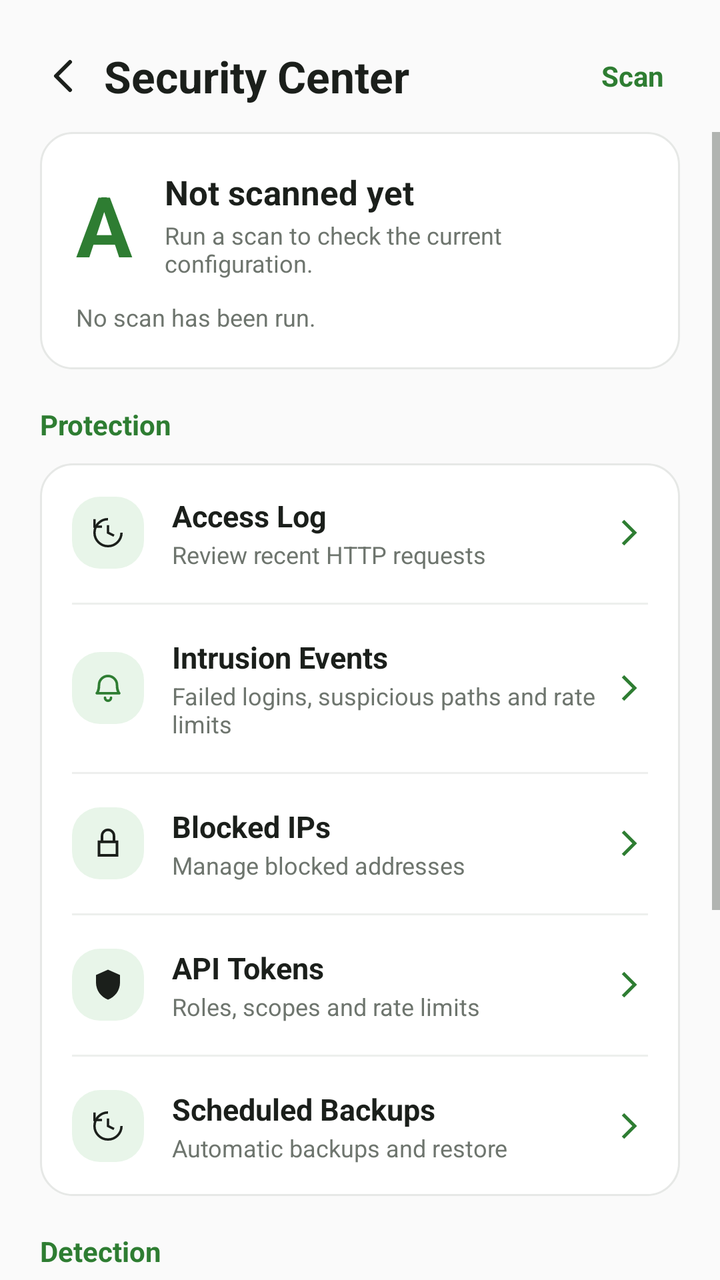
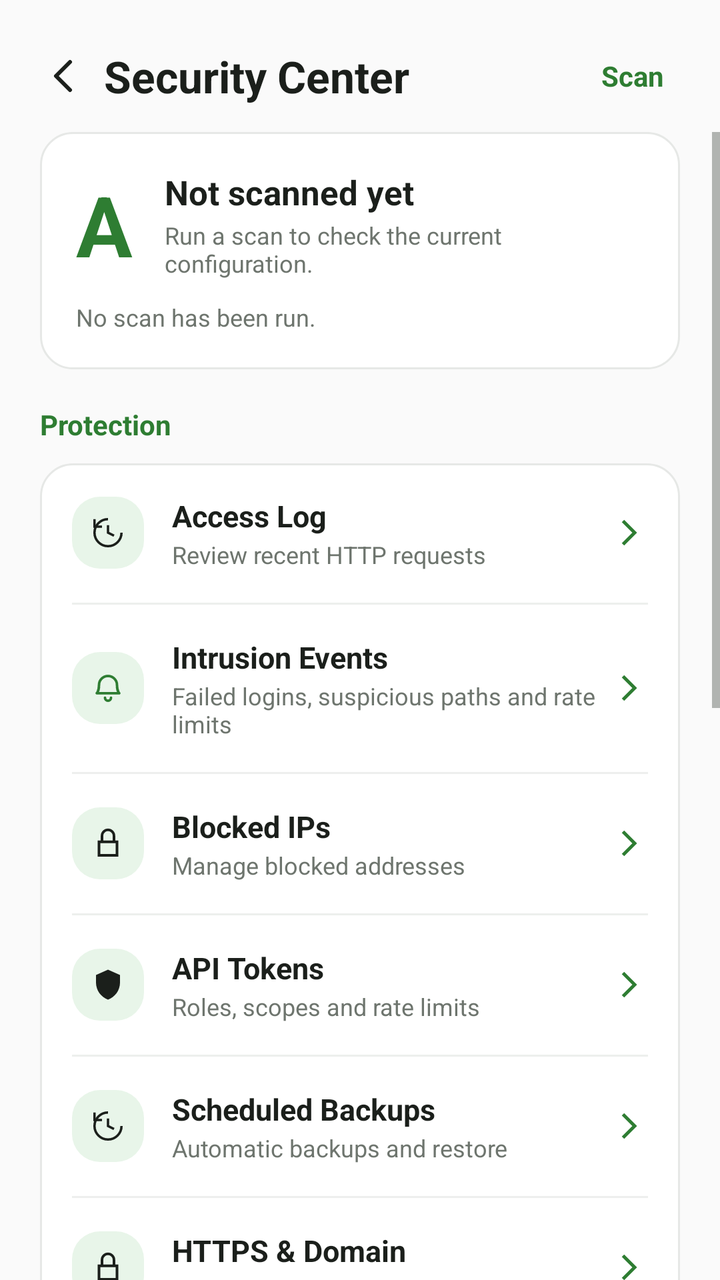

The first picture is an Android layout as it rendered before a commit; the second is the same layout after the commit. The layout source and the unified diff follow.
<!-- AndroidManifest.xml: activity theme Theme.PhoneServer.Home -->
<!-- res/layout/activity_security_center.xml -->
<?xml version="1.0" encoding="utf-8"?>
<FrameLayout xmlns:android="http://schemas.android.com/apk/res/android"
    android:layout_width="match_parent"
    android:layout_height="match_parent"
    android:background="@color/home_bg">

    <LinearLayout
        android:layout_width="match_parent"
        android:layout_height="match_parent"
        android:orientation="vertical">

        <LinearLayout
            android:layout_width="match_parent"
            android:layout_height="wrap_content"
            android:orientation="horizontal"
            android:gravity="center_vertical"
            android:paddingStart="12dp"
            android:paddingEnd="20dp"
            android:paddingTop="18dp"
            android:paddingBottom="8dp">

            <ImageView
                android:id="@+id/back_button"
                android:layout_width="40dp"
                android:layout_height="40dp"
                android:padding="8dp"
                android:src="@drawable/ic_back_arrow" />

            <TextView
                android:layout_width="0dp"
                android:layout_height="wrap_content"
                android:layout_weight="1"
                android:text="Security Center"
                android:textColor="@color/home_text_primary"
                android:textSize="22sp"
                android:textStyle="bold" />

            <TextView
                android:id="@+id/scan_button"
                android:layout_width="wrap_content"
                android:layout_height="wrap_content"
                android:padding="8dp"
                android:text="Scan"
                android:textColor="@color/home_accent"
                android:textSize="14sp"
                android:textStyle="bold" />
        </LinearLayout>

        <ScrollView
            android:layout_width="match_parent"
            android:layout_height="0dp"
            android:layout_weight="1"
            android:fillViewport="true">

            <LinearLayout
                android:layout_width="match_parent"
                android:layout_height="wrap_content"
                android:orientation="vertical"
                android:paddingStart="20dp"
                android:paddingEnd="20dp"
                android:paddingBottom="30dp">

                <LinearLayout
                    android:layout_width="match_parent"
                    android:layout_height="wrap_content"
                    android:orientation="vertical"
                    android:background="@drawable/bg_home_card"
                    android:padding="18dp"
                    android:layout_marginBottom="18dp">

                    <LinearLayout
                        android:layout_width="match_parent"
                        android:layout_height="wrap_content"
                        android:orientation="horizontal"
                        android:gravity="center_vertical">

                        <TextView
                            android:id="@+id/security_grade"
                            android:layout_width="wrap_content"
                            android:layout_height="wrap_content"
                            android:text="A"
                            android:textColor="@color/home_accent"
                            android:textSize="42sp"
                            android:textStyle="bold" />

                        <LinearLayout
                            android:layout_width="0dp"
                            android:layout_height="wrap_content"
                            android:layout_weight="1"
                            android:orientation="vertical"
                            android:layout_marginStart="16dp">

                            <TextView
                                android:id="@+id/security_score"
                                android:layout_width="wrap_content"
                                android:layout_height="wrap_content"
                                android:text="Not scanned yet"
                                android:textColor="@color/home_text_primary"
                                android:textSize="17sp"
                                android:textStyle="bold" />

                            <TextView
                                android:id="@+id/security_summary"
                                android:layout_width="wrap_content"
                                android:layout_height="wrap_content"
                                android:text="Run a scan to check the current configuration."
                                android:textColor="@color/home_text_secondary"
                                android:textSize="12sp"
                                android:layout_marginTop="2dp" />
                        </LinearLayout>
                    </LinearLayout>

                    <TextView
                        android:id="@+id/security_last_scan"
                        android:layout_width="match_parent"
                        android:layout_height="wrap_content"
                        android:text="No scan has been run."
                        android:textColor="@color/home_text_secondary"
                        android:textSize="12sp"
                        android:layout_marginTop="10dp" />
                </LinearLayout>

                <TextView
                    android:layout_width="wrap_content"
                    android:layout_height="wrap_content"
                    android:text="Protection"
                    android:textColor="@color/home_accent"
                    android:textSize="14sp"
                    android:textStyle="bold"
                    android:layout_marginBottom="10dp" />

                <LinearLayout
                    android:layout_width="match_parent"
                    android:layout_height="wrap_content"
                    android:orientation="vertical"
                    android:background="@drawable/bg_home_card"
                    android:layout_marginBottom="18dp">

                    <LinearLayout android:id="@+id/row_access_log" android:layout_width="match_parent" android:layout_height="wrap_content" android:orientation="horizontal" android:gravity="center_vertical" android:padding="16dp">
                        <FrameLayout android:layout_width="36dp" android:layout_height="36dp" android:background="@drawable/bg_home_icon_circle">
                            <ImageView android:layout_width="18dp" android:layout_height="18dp" android:layout_gravity="center" android:src="@drawable/ic_history" />
                        </FrameLayout>
                        <LinearLayout android:layout_width="0dp" android:layout_height="wrap_content" android:layout_weight="1" android:orientation="vertical" android:layout_marginStart="14dp">
                            <TextView android:layout_width="wrap_content" android:layout_height="wrap_content" android:text="Access Log" android:textColor="@color/home_text_primary" android:textSize="15sp" android:textStyle="bold" />
                            <TextView android:id="@+id/access_log_subtitle" android:layout_width="wrap_content" android:layout_height="wrap_content" android:text="Review recent HTTP requests" android:textColor="@color/home_text_secondary" android:textSize="12sp" android:layout_marginTop="1dp" />
                        </LinearLayout>
                        <ImageView android:layout_width="20dp" android:layout_height="20dp" android:src="@drawable/ic_chevron_right" />
                    </LinearLayout>

                    <View android:layout_width="match_parent" android:layout_height="1dp" android:background="@color/home_divider" android:layout_marginStart="16dp" android:layout_marginEnd="16dp" />

                    <LinearLayout android:id="@+id/row_events" android:layout_width="match_parent" android:layout_height="wrap_content" android:orientation="horizontal" android:gravity="center_vertical" android:padding="16dp">
                        <FrameLayout android:layout_width="36dp" android:layout_height="36dp" android:background="@drawable/bg_home_icon_circle">
                            <ImageView android:layout_width="18dp" android:layout_height="18dp" android:layout_gravity="center" android:src="@drawable/ic_bell" />
                        </FrameLayout>
                        <LinearLayout android:layout_width="0dp" android:layout_height="wrap_content" android:layout_weight="1" android:orientation="vertical" android:layout_marginStart="14dp">
                            <TextView android:layout_width="wrap_content" android:layout_height="wrap_content" android:text="Intrusion Events" android:textColor="@color/home_text_primary" android:textSize="15sp" android:textStyle="bold" />
                            <TextView android:id="@+id/events_subtitle" android:layout_width="wrap_content" android:layout_height="wrap_content" android:text="Failed logins, suspicious paths and rate limits" android:textColor="@color/home_text_secondary" android:textSize="12sp" android:layout_marginTop="1dp" />
                        </LinearLayout>
                        <ImageView android:layout_width="20dp" android:layout_height="20dp" android:src="@drawable/ic_chevron_right" />
                    </LinearLayout>

                    <View android:layout_width="match_parent" android:layout_height="1dp" android:background="@color/home_divider" android:layout_marginStart="16dp" android:layout_marginEnd="16dp" />

                    <LinearLayout android:id="@+id/row_blocked_ips" android:layout_width="match_parent" android:layout_height="wrap_content" android:orientation="horizontal" android:gravity="center_vertical" android:padding="16dp">
                        <FrameLayout android:layout_width="36dp" android:layout_height="36dp" android:background="@drawable/bg_home_icon_circle">
                            <ImageView android:layout_width="18dp" android:layout_height="18dp" android:layout_gravity="center" android:src="@drawable/ic_lock" />
                        </FrameLayout>
                        <LinearLayout android:layout_width="0dp" android:layout_height="wrap_content" android:layout_weight="1" android:orientation="vertical" android:layout_marginStart="14dp">
                            <TextView android:layout_width="wrap_content" android:layout_height="wrap_content" android:text="Blocked IPs" android:textColor="@color/home_text_primary" android:textSize="15sp" android:textStyle="bold" />
                            <TextView android:id="@+id/blocked_subtitle" android:layout_width="wrap_content" android:layout_height="wrap_content" android:text="Manage blocked addresses" android:textColor="@color/home_text_secondary" android:textSize="12sp" android:layout_marginTop="1dp" />
                        </LinearLayout>
                        <ImageView android:layout_width="20dp" android:layout_height="20dp" android:src="@drawable/ic_chevron_right" />
                    </LinearLayout>

                    <View android:layout_width="match_parent" android:layout_height="1dp" android:background="@color/home_divider" android:layout_marginStart="16dp" android:layout_marginEnd="16dp" />

                    <LinearLayout android:id="@+id/row_tokens" android:layout_width="match_parent" android:layout_height="wrap_content" android:orientation="horizontal" android:gravity="center_vertical" android:padding="16dp">
                        <FrameLayout android:layout_width="36dp" android:layout_height="36dp" android:background="@drawable/bg_home_icon_circle">
                            <ImageView android:layout_width="18dp" android:layout_height="18dp" android:layout_gravity="center" android:src="@drawable/ic_shield" />
                        </FrameLayout>
                        <LinearLayout android:layout_width="0dp" android:layout_height="wrap_content" android:layout_weight="1" android:orientation="vertical" android:layout_marginStart="14dp">
                            <TextView android:layout_width="wrap_content" android:layout_height="wrap_content" android:text="API Tokens" android:textColor="@color/home_text_primary" android:textSize="15sp" android:textStyle="bold" />
                            <TextView android:id="@+id/tokens_subtitle" android:layout_width="wrap_content" android:layout_height="wrap_content" android:text="Roles, scopes and rate limits" android:textColor="@color/home_text_secondary" android:textSize="12sp" android:layout_marginTop="1dp" />
                        </LinearLayout>
                        <ImageView android:layout_width="20dp" android:layout_height="20dp" android:src="@drawable/ic_chevron_right" />
                    </LinearLayout>

                    <View android:layout_width="match_parent" android:layout_height="1dp" android:background="@color/home_divider" android:layout_marginStart="16dp" android:layout_marginEnd="16dp" />

                    <LinearLayout android:id="@+id/row_backups" android:layout_width="match_parent" android:layout_height="wrap_content" android:orientation="horizontal" android:gravity="center_vertical" android:padding="16dp">
                        <FrameLayout android:layout_width="36dp" android:layout_height="36dp" android:background="@drawable/bg_home_icon_circle">
                            <ImageView android:layout_width="18dp" android:layout_height="18dp" android:layout_gravity="center" android:src="@drawable/ic_history" />
                        </FrameLayout>
                        <LinearLayout android:layout_width="0dp" android:layout_height="wrap_content" android:layout_weight="1" android:orientation="vertical" android:layout_marginStart="14dp">
                            <TextView android:layout_width="wrap_content" android:layout_height="wrap_content" android:text="Scheduled Backups" android:textColor="@color/home_text_primary" android:textSize="15sp" android:textStyle="bold" />
                            <TextView android:id="@+id/backup_subtitle" android:layout_width="wrap_content" android:layout_height="wrap_content" android:text="Automatic backups and restore" android:textColor="@color/home_text_secondary" android:textSize="12sp" android:layout_marginTop="1dp" />
                        </LinearLayout>
                        <ImageView android:layout_width="20dp" android:layout_height="20dp" android:src="@drawable/ic_chevron_right" />
                    </LinearLayout>
                </LinearLayout>

                <TextView
                    android:layout_width="wrap_content"
                    android:layout_height="wrap_content"
                    android:text="Detection"
                    android:textColor="@color/home_accent"
                    android:textSize="14sp"
                    android:textStyle="bold"
                    android:layout_marginBottom="10dp" />

                <LinearLayout
                    android:layout_width="match_parent"
                    android:layout_height="wrap_content"
                    android:orientation="vertical"
                    android:background="@drawable/bg_home_card"
                    android:layout_marginBottom="18dp">

                    <LinearLayout android:layout_width="match_parent" android:layout_height="wrap_content" android:orientation="horizontal" android:gravity="center_vertical" android:padding="16dp">
                        <LinearLayout android:layout_width="0dp" android:layout_height="wrap_content" android:layout_weight="1" android:orientation="vertical">
                            <TextView android:layout_width="wrap_content" android:layout_height="wrap_content" android:text="Auto-block attackers" android:textColor="@color/home_text_primary" android:textSize="14sp" />
                            <TextView android:layout_width="wrap_content" android:layout_height="wrap_content" android:text="Block an IP after repeated failures" android:textColor="@color/home_text_secondary" android:textSize="12sp" android:layout_marginTop="1dp" />
                        </LinearLayout>
                        <Switch android:id="@+id/switch_auto_block" android:layout_width="wrap_content" android:layout_height="wrap_content" android:track="@drawable/switch_track" />
                    </LinearLayout>

                    <View android:layout_width="match_parent" android:layout_height="1dp" android:background="@color/home_divider" android:layout_marginStart="16dp" android:layout_marginEnd="16dp" />

                    <LinearLayout android:layout_width="match_parent" android:layout_height="wrap_content" android:orientation="horizontal" android:gravity="center_vertical" android:padding="16dp">
                        <LinearLayout android:layout_width="0dp" android:layout_height="wrap_content" android:layout_weight="1" android:orientation="vertical">
                            <TextView android:layout_width="wrap_content" android:layout_height="wrap_content" android:text="Record access log" android:textColor="@color/home_text_primary" android:textSize="14sp" />
                            <TextView android:layout_width="wrap_content" android:layout_height="wrap_content" android:text="Store recent requests in app-private storage" android:textColor="@color/home_text_secondary" android:textSize="12sp" android:layout_marginTop="1dp" />
                        </LinearLayout>
                        <Switch android:id="@+id/switch_access_log" android:layout_width="wrap_content" android:layout_height="wrap_content" android:track="@drawable/switch_track" />
                    </LinearLayout>
                </LinearLayout>

                <TextView
                    android:layout_width="wrap_content"
                    android:layout_height="wrap_content"
                    android:text="Findings"
                    android:textColor="@color/home_accent"
                    android:textSize="14sp"
                    android:textStyle="bold"
                    android:layout_marginBottom="10dp" />

                <androidx.recyclerview.widget.RecyclerView
                    android:id="@+id/findings_recycler"
                    android:layout_width="match_parent"
                    android:layout_height="wrap_content"
                    android:nestedScrollingEnabled="false"
                    android:clipToPadding="false" />

                <TextView
                    android:id="@+id/findings_empty"
                    android:layout_width="match_parent"
                    android:layout_height="wrap_content"
                    android:text="Run a scan to see findings."
                    android:textColor="@color/home_text_secondary"
                    android:textSize="13sp"
                    android:gravity="center"
                    android:paddingTop="12dp"
                    android:paddingBottom="24dp" />
            </LinearLayout>
        </ScrollView>
    </LinearLayout>
</FrameLayout>
<!-- resources referenced by this layout -->
<resources>
  <color name="home_accent">#2E7D32</color>
  <color name="home_bg">#FAFAFA</color>
  <color name="home_divider">#EDEFED</color>
  <color name="home_text_primary">#1B1F1B</color>
  <color name="home_text_secondary">#6E756E</color>
  <!-- drawable bg_home_card (drawable) -->
  <shape xmlns:android="http://schemas.android.com/apk/res/android">
      <solid android:color="@color/home_surface" />
      <corners android:radius="16dp" />
      <stroke android:width="1dp" android:color="@color/home_border" />
  </shape>
  <!-- drawable bg_home_icon_circle (drawable) -->
  <shape xmlns:android="http://schemas.android.com/apk/res/android">
      <solid android:color="@color/home_accent_light" />
      <corners android:radius="14dp" />
  </shape>
  <!-- drawable ic_back_arrow (drawable) -->
  <vector xmlns:android="http://schemas.android.com/apk/res/android"
      android:width="24dp" android:height="24dp" android:viewportWidth="24" android:viewportHeight="24">
      <path android:fillColor="#00000000" android:strokeColor="#1B1F1B" android:strokeWidth="2" android:strokeLineCap="round" android:strokeLineJoin="round"
          android:pathData="M15,5l-7,7 7,7"/>
  </vector>
  <!-- drawable ic_chevron_right (drawable) -->
  <vector xmlns:android="http://schemas.android.com/apk/res/android"
      android:width="24dp" android:height="24dp" android:viewportWidth="24" android:viewportHeight="24">
      <path android:fillColor="#00000000" android:strokeColor="#2E7D32" android:strokeWidth="2"
          android:pathData="M9,5l7,7 -7,7"/>
  </vector>
  <!-- drawable ic_lock (drawable) -->
  <vector xmlns:android="http://schemas.android.com/apk/res/android"
      android:width="20dp" android:height="20dp" android:viewportWidth="24" android:viewportHeight="24">
      <path android:fillColor="#00000000" android:strokeColor="#1B1F1B" android:strokeWidth="1.7"
          android:pathData="M6,11h12v9H6zM8,11V7a4,4 0,1 1,8 0v4"/>
  </vector>
  <!-- drawable ic_shield (drawable) -->
  <vector xmlns:android="http://schemas.android.com/apk/res/android"
      android:width="20dp" android:height="20dp" android:viewportWidth="24" android:viewportHeight="24">
      <path android:fillColor="#1B1F1B" android:pathData="M12,2l8,3.5v5.2c0,5.1 -3.4,9.7 -8,11.3 -4.6,-1.6 -8,-6.2 -8,-11.3V5.5z"/>
  </vector>
  <!-- drawable switch_track (drawable) -->
  <selector xmlns:android="http://schemas.android.com/apk/res/android">
      <item android:state_checked="true">
          <shape>
              <solid android:color="@color/home_accent" />
              <corners android:radius="12dp" />
          </shape>
      </item>
      <item>
          <shape>
              <solid android:color="@color/home_border" />
              <corners android:radius="12dp" />
          </shape>
      </item>
  </selector>
  <color name="home_surface">#FFFFFF</color>
  <color name="home_border">#E6E8E6</color>
  <color name="home_accent_light">#E8F5E9</color>
  <!-- unchanged entries left out for length: 3 -->
</resources>

<!-- the commit's change to res/layout/activity_security_center.xml (unified diff, before → after) -->
@@ -198,6 +198,58 @@
                         </LinearLayout>
                         <ImageView android:layout_width="20dp" android:layout_height="20dp" android:src="@drawable/ic_chevron_right" />
                     </LinearLayout>
+
+                    <View android:layout_width="match_parent" android:layout_height="1dp" android:background="@color/home_divider" android:layout_marginStart="16dp" android:layout_marginEnd="16dp" />
+
+                    <LinearLayout android:id="@+id/row_https" android:layout_width="match_parent" android:layout_height="wrap_content" android:orientation="horizontal" android:gravity="center_vertical" android:padding="16dp">
+                        <FrameLayout android:layout_width="36dp" android:layout_height="36dp" android:background="@drawable/bg_home_icon_circle">
+                            <ImageView android:layout_width="18dp" android:layout_height="18dp" android:layout_gravity="center" android:src="@drawable/ic_lock" />
+                        </FrameLayout>
+                        <LinearLayout android:layout_width="0dp" android:layout_height="wrap_content" android:layout_weight="1" android:orientation="vertical" android:layout_marginStart="14dp">
+                            <TextView android:layout_width="wrap_content" android:layout_height="wrap_content" android:text="HTTPS &amp; Domain" android:textColor="@color/home_text_primary" android:textSize="15sp" android:textStyle="bold" />
+                            <TextView android:id="@+id/https_subtitle" android:layout_width="wrap_content" android:layout_height="wrap_content" android:text="TLS, certificates and friendly hostnames" android:textColor="@color/home_text_secondary" android:textSize="12sp" android:layout_marginTop="1dp" />
+                        </LinearLayout>
+                        <ImageView android:layout_width="20dp" android:layout_height="20dp" android:src="@drawable/ic_chevron_right" />
+                    </LinearLayout>
+
+                    <View android:layout_width="match_parent" android:layout_height="1dp" android:background="@color/home_divider" android:layout_marginStart="16dp" android:layout_marginEnd="16dp" />
+
+                    <LinearLayout android:id="@+id/row_webdav" android:layout_width="match_parent" android:layout_height="wrap_content" android:orientation="horizontal" android:gravity="center_vertical" android:padding="16dp">
+                        <FrameLayout android:layout_width="36dp" android:layout_height="36dp" android:background="@drawable/bg_home_icon_circle">
+                            <ImageView android:layout_width="18dp" android:layout_height="18dp" android:layout_gravity="center" android:src="@drawable/ic_folder" />
+                        </FrameLayout>
+                        <LinearLayout android:layout_width="0dp" android:layout_height="wrap_content" android:layout_weight="1" android:orientation="vertical" android:layout_marginStart="14dp">
+                            <TextView android:layout_width="wrap_content" android:layout_height="wrap_content" android:text="WebDAV" android:textColor="@color/home_text_primary" android:textSize="15sp" android:textStyle="bold" />
+                            <TextView android:id="@+id/webdav_subtitle" android:layout_width="wrap_content" android:layout_height="wrap_content" android:text="Mount shared files from a computer" android:textColor="@color/home_text_secondary" android:textSize="12sp" android:layout_marginTop="1dp" />
+                        </LinearLayout>
+                        <ImageView android:layout_width="20dp" android:layout_height="20dp" android:src="@drawable/ic_chevron_right" />
+                    </LinearLayout>
+
+                    <View android:layout_width="match_parent" android:layout_height="1dp" android:background="@color/home_divider" android:layout_marginStart="16dp" android:layout_marginEnd="16dp" />
+
+                    <LinearLayout android:id="@+id/row_webhooks" android:layout_width="match_parent" android:layout_height="wrap_content" android:orientation="horizontal" android:gravity="center_vertical" android:padding="16dp">
+                        <FrameLayout android:layout_width="36dp" android:layout_height="36dp" android:background="@drawable/bg_home_icon_circle">
+                            <ImageView android:layout_width="18dp" android:layout_height="18dp" android:layout_gravity="center" android:src="@drawable/ic_link" />
+                        </FrameLayout>
+                        <LinearLayout android:layout_width="0dp" android:layout_height="wrap_content" android:layout_weight="1" android:orientation="vertical" android:layout_marginStart="14dp">
+                            <TextView android:layout_width="wrap_content" android:layout_height="wrap_content" android:text="Webhooks" android:textColor="@color/home_text_primary" android:textSize="15sp" android:textStyle="bold" />
+                            <TextView android:id="@+id/webhooks_subtitle" android:layout_width="wrap_content" android:layout_height="wrap_content" android:text="Deliver events with retries and history" android:textColor="@color/home_text_secondary" android:textSize="12sp" android:layout_marginTop="1dp" />
+                        </LinearLayout>
+                        <ImageView android:layout_width="20dp" android:layout_height="20dp" android:src="@drawable/ic_chevron_right" />
+                    </LinearLayout>
+
+                    <View android:layout_width="match_parent" android:layout_height="1dp" android:background="@color/home_divider" android:layout_marginStart="16dp" android:layout_marginEnd="16dp" />
+
+                    <LinearLayout android:id="@+id/row_tasks" android:layout_width="match_parent" android:layout_height="wrap_content" android:orientation="horizontal" android:gravity="center_vertical" android:padding="16dp">
+                        <FrameLayout android:layout_width="36dp" android:layout_height="36dp" android:background="@drawable/bg_home_icon_circle">
+                            <ImageView android:layout_width="18dp" android:layout_height="18dp" android:layout_gravity="center" android:src="@drawable/ic_history" />
+                        </FrameLayout>
+                        <LinearLayout android:layout_width="0dp" android:layout_height="wrap_content" android:layout_weight="1" android:orientation="vertical" android:layout_marginStart="14dp">
+                            <TextView android:layout_width="wrap_content" android:layout_height="wrap_content" android:text="Scheduled Tasks" android:textColor="@color/home_text_primary" android:textSize="15sp" android:textStyle="bold" />
+                            <TextView android:id="@+id/tasks_subtitle" android:layout_width="wrap_content" android:layout_height="wrap_content" android:text="Automation with retries and execution logs" android:textColor="@color/home_text_secondary" android:textSize="12sp" android:layout_marginTop="1dp" />
+                        </LinearLayout>
+                        <ImageView android:layout_width="20dp" android:layout_height="20dp" android:src="@drawable/ic_chevron_right" />
+                    </LinearLayout>
                 </LinearLayout>
 
                 <TextView
<!-- resource entries referenced after the edit -->
@@ -27,6 +27,17 @@
       android:width="24dp" android:height="24dp" android:viewportWidth="24" android:viewportHeight="24">
       <path android:fillColor="#00000000" android:strokeColor="#2E7D32" android:strokeWidth="2"
           android:pathData="M9,5l7,7 -7,7"/>
+  </vector>
+  <!-- drawable ic_folder (drawable) -->
+  <vector xmlns:android="http://schemas.android.com/apk/res/android"
+      android:width="24dp" android:height="24dp" android:viewportWidth="24" android:viewportHeight="24">
+      <path android:fillColor="#2E7D32" android:pathData="M3,5a1,1 0,0 1,1 -1h5l2,2h9a1,1 0,0 1,1 1v11a1,1 0,0 1,-1 1H4a1,1 0,0 1,-1 -1z"/>
+  </vector>
+  <!-- drawable ic_link (drawable) -->
+  <vector xmlns:android="http://schemas.android.com/apk/res/android"
+      android:width="20dp" android:height="20dp" android:viewportWidth="24" android:viewportHeight="24">
+      <path android:fillColor="#00000000" android:strokeColor="#1B1F1B" android:strokeWidth="1.8" android:strokeLineCap="round"
+          android:pathData="M9,15l6,-6M8,16l-2,2a3,3 0,1 1,-4.2 -4.2l3,-3a3,3 0,0 1,4.2 0M16,8l2,-2a3,3 0,1 1,4.2 4.2l-3,3a3,3 0,0 1,-4.2 0"/>
   </vector>
   <!-- drawable ic_lock (drawable) -->
   <vector xmlns:android="http://schemas.android.com/apk/res/android"
